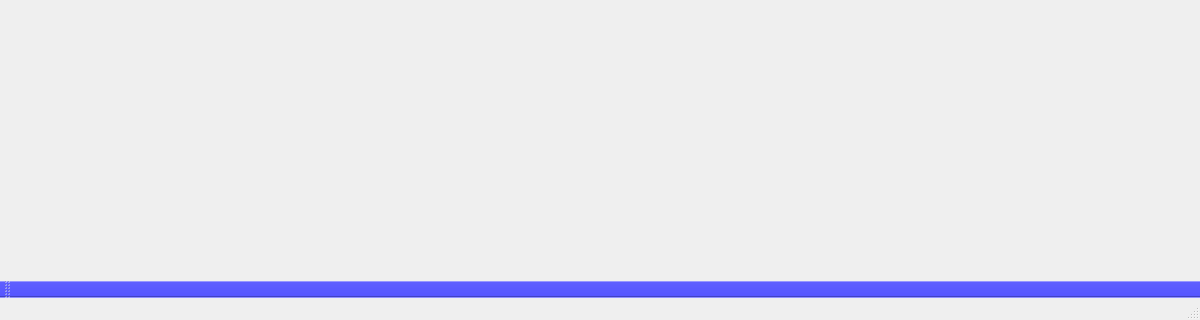
Above: mainwindow.ui from Nathan-umesh/Flashcardfreund before the change; both pictures show x 0 to 1200 and y 380 to 700 of the 1200 by 700 pixel window. Below: the same form after it.
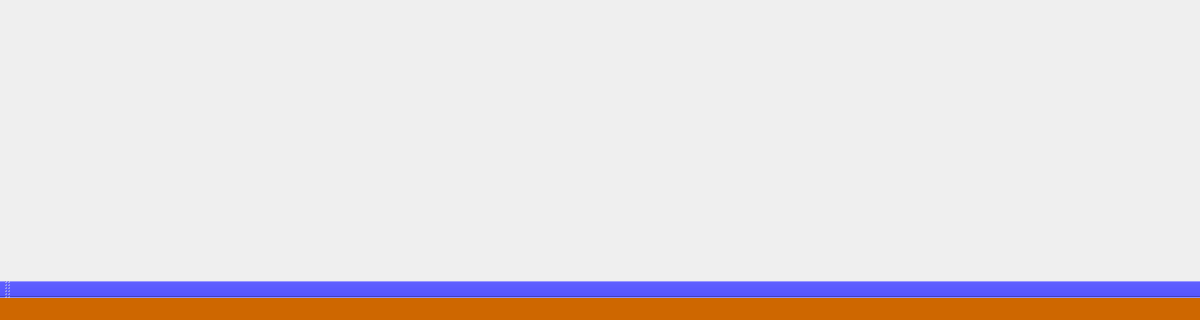
That is the form after the change.

Diff of the .ui file:
```diff
--- a/mainwindow.ui
+++ b/mainwindow.ui
@@ -35,7 +35,11 @@
     </rect>
    </property>
   </widget>
-  <widget class="QStatusBar" name="statusbar"/>
+  <widget class="QStatusBar" name="statusbar">
+   <property name="styleSheet">
+    <string notr="true">background-color: rgb(206, 103, 0);</string>
+   </property>
+  </widget>
   <widget class="QToolBar" name="toolBar">
    <property name="sizePolicy">
     <sizepolicy hsizetype="Preferred" vsizetype="Fixed">
```
Left out of the diff: 3 changed lines with no effect on the pictures.
